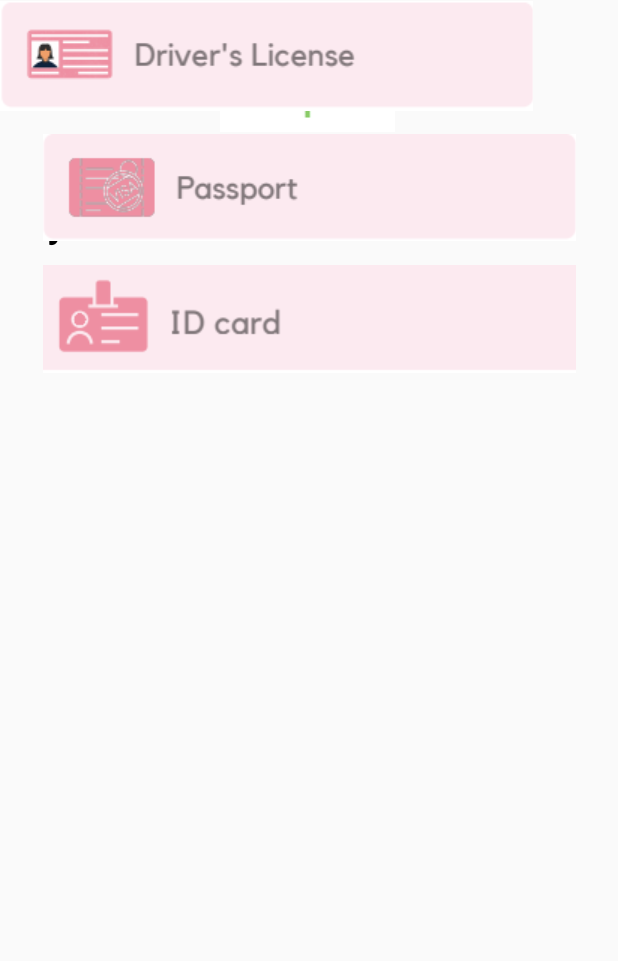
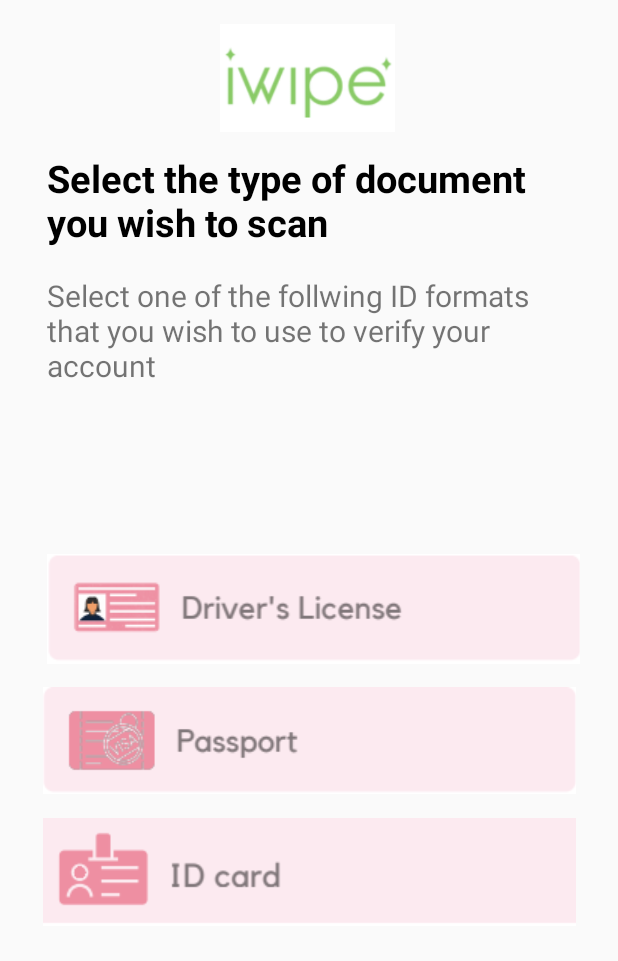
Before and after one commit to ricklepick475/iWipe-Repository, an Android app: the SelectID screen opened directly, with no data from a screen before it, on a phone screen of 412 x 824 dp. Shown: the top 961 px of the screen. Run offline under Robolectric (Android 15) with nearby library versions, the phone set to English and light mode, and no system bars.

Commit message:
2/4 Screens in progress, no push yet

```diff
--- a/app/src/main/java/com/example/iwipe_repository/VerifyIDInfo.java
+++ b/app/src/main/java/com/example/iwipe_repository/VerifyIDInfo.java
@@ -16,6 +16,8 @@ public class VerifyIDInfo extends AppCompatActivity {
 
         TextView missingID = findViewById(R.id.noID);
 
+        ImageButton selectID = findViewById(R.id.selectID);
+
         missingID.setOnClickListener(new View.OnClickListener() {
             @Override
             public void onClick(View view) {
@@ -23,5 +25,16 @@ public class VerifyIDInfo extends AppCompatActivity {
                 startActivity(noID);
             }
         });
+
+        selectID.setOnClickListener(new View.OnClickListener() {
+            @Override
+            public void onClick(View view) {
+                Intent selectID = new Intent(VerifyIDInfo.this, SelectID.class);
+                startActivity(selectID);
+            }
+        });
     }
+
+
+
 }
--- a/app/src/main/res/layout/activity_select_id.xml
+++ b/app/src/main/res/layout/activity_select_id.xml
@@ -26,10 +26,12 @@
         android:layout_marginStart="30dp"
         android:layout_marginTop="13dp"
         android:layout_marginEnd="30dp"
+        android:layout_marginBottom="8dp"
         android:text="Select the type of document you wish to scan"
         android:textColor="@color/black"
         android:textSize="25dp"
         android:textStyle="bold"
+        app:layout_constraintBottom_toTopOf="@+id/textView3"
         app:layout_constraintEnd_toEndOf="parent"
         app:layout_constraintStart_toStartOf="parent"
         app:layout_constraintTop_toBottomOf="@+id/imageView" />
@@ -38,19 +40,27 @@
         android:id="@+id/textView3"
         android:layout_width="353dp"
         android:layout_height="81dp"
+        android:layout_marginStart="31dp"
+        android:layout_marginTop="8dp"
+        android:layout_marginEnd="27dp"
         android:text="Select one of the follwing ID formats that you wish to use to verify your account"
         android:textSize="20dp"
-        tools:layout_editor_absoluteX="31dp"
-        tools:layout_editor_absoluteY="183dp" />
+        app:layout_constraintEnd_toEndOf="parent"
+        app:layout_constraintStart_toStartOf="parent"
+        app:layout_constraintTop_toBottomOf="@+id/scannerInfo" />
 
     <ImageButton
         android:id="@+id/drivers"
         android:layout_width="355dp"
         android:layout_height="74dp"
-        app:srcCompat="@drawable/drivers_template"
+        android:layout_marginStart="31dp"
+        android:layout_marginEnd="25dp"
+        android:layout_marginBottom="14dp"
         android:background="@null"
-        tools:layout_editor_absoluteX="31dp"
-        tools:layout_editor_absoluteY="276dp" />
+        app:layout_constraintBottom_toTopOf="@+id/passport"
+        app:layout_constraintEnd_toEndOf="parent"
+        app:layout_constraintStart_toStartOf="parent"
+        app:srcCompat="@drawable/drivers_template" />
 
     <ImageButton
         android:id="@+id/passport"
@@ -72,7 +82,9 @@
         android:layout_marginStart="31dp"
         android:layout_marginTop="13dp"
         android:layout_marginEnd="31dp"
+        android:layout_marginBottom="206dp"
         android:background="@null"
+        app:layout_constraintBottom_toBottomOf="parent"
         app:layout_constraintEnd_toEndOf="parent"
         app:layout_constraintStart_toStartOf="parent"
         app:layout_constraintTop_toBottomOf="@+id/passport"
--- a/app/src/main/res/layout/activity_verify_idinfo.xml
+++ b/app/src/main/res/layout/activity_verify_idinfo.xml
@@ -63,7 +63,7 @@
         app:layout_constraintTop_toBottomOf="@+id/ID_Placeholder" />
 
     <ImageButton
-        android:id="@+id/imageButton2"
+        android:id="@+id/selectID"
         android:layout_width="111dp"
         android:layout_height="117dp"
         android:layout_marginStart="150dp"
```
